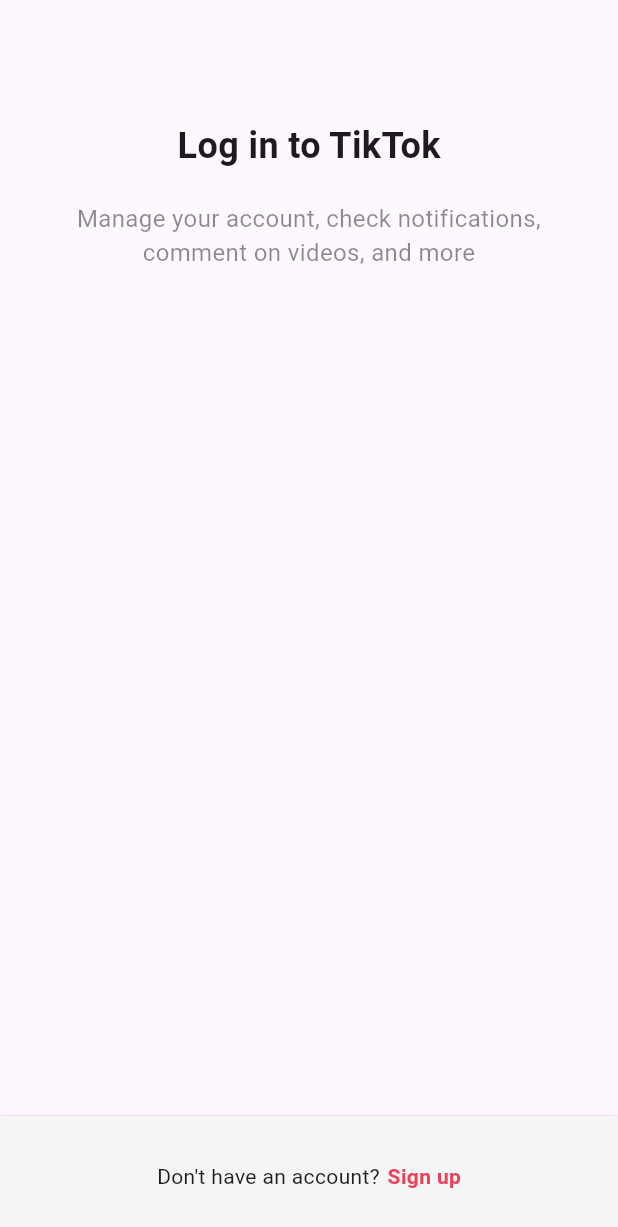
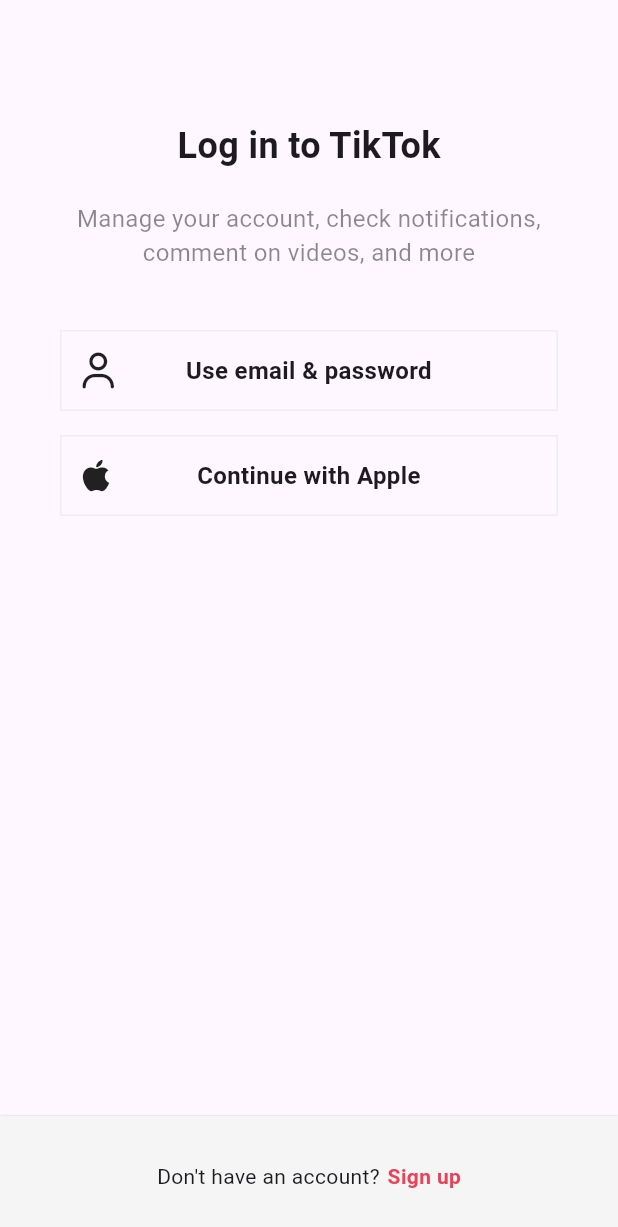
Before and after one commit to YongWanJin/FlutterExercise5, a Flutter app: the screen it shows after launch, after a tap on "Log in", on a phone screen of 412 x 824 dp. Shown: the top 1227 px of the screen. Run offline on Flutter 3.47's test engine with Material 3 defaults, Android fonts, the phone set to English and light mode, and no system bars; our stand-ins replace font_awesome_flutter.

Commit message:
회원가입, 로그인 목록에 아이콘 추가.

```diff
--- a/lib/features/authentication/login_screen.dart
+++ b/lib/features/authentication/login_screen.dart
@@ -1,6 +1,8 @@
 import 'package:flutter/material.dart';
+import 'package:font_awesome_flutter/font_awesome_flutter.dart';
 import 'package:tiktok_clone/constants/gaps.dart';
 import 'package:tiktok_clone/constants/sizes.dart';
+import 'package:tiktok_clone/features/authentication/widgets/auth_button.dart';
 
 class LoginScreen extends StatelessWidget {
   const LoginScreen({super.key});
@@ -31,6 +33,16 @@ class LoginScreen extends StatelessWidget {
                 "Manage your account, check notifications, comment on videos, and more",
                 style: TextStyle(fontSize: Sizes.size16, color: Colors.black45),
                 textAlign: TextAlign.center,
+              ),
+              Gaps.v40,
+              AuthButton(
+                icon: FaIcon(FontAwesomeIcons.user),
+                text: "Use email & password",
+              ),
+              Gaps.v16,
+              AuthButton(
+                icon: FaIcon(FontAwesomeIcons.apple),
+                text: "Continue with Apple",
               ),
             ],
           ),
--- a/lib/features/authentication/sign_up_screen.dart
+++ b/lib/features/authentication/sign_up_screen.dart
@@ -1,4 +1,5 @@
 import 'package:flutter/material.dart';
+import 'package:font_awesome_flutter/font_awesome_flutter.dart';
 import 'package:tiktok_clone/constants/gaps.dart';
 import 'package:tiktok_clone/constants/sizes.dart';
 import 'package:tiktok_clone/features/authentication/login_screen.dart';
@@ -37,8 +38,15 @@ class SignUpScreen extends StatelessWidget {
                 textAlign: TextAlign.center,
               ),
               Gaps.v40,
-              AuthButton(text: "Use phone or Email"),
-              AuthButton(text: "Continue with Apple"),
+              AuthButton(
+                icon: FaIcon(FontAwesomeIcons.user),
+                text: "Use email & password",
+              ),
+              Gaps.v16,
+              AuthButton(
+                icon: FaIcon(FontAwesomeIcons.apple),
+                text: "Continue with Apple",
+              ),
             ],
           ),
         ),
--- a/lib/features/authentication/widgets/auth_button.dart
+++ b/lib/features/authentication/widgets/auth_button.dart
@@ -1,10 +1,12 @@
 import 'package:flutter/material.dart';
+import 'package:font_awesome_flutter/font_awesome_flutter.dart';
 import 'package:tiktok_clone/constants/sizes.dart';
 
 class AuthButton extends StatelessWidget {
   final String text;
+  final FaIcon icon;
 
-  const AuthButton({super.key, required this.text});
+  const AuthButton({super.key, required this.text, required this.icon});
 
   @override
   Widget build(BuildContext context) {
@@ -12,14 +14,26 @@ class AuthButton extends StatelessWidget {
       // FractionallySizedBox : 부모 위젯의 Padding에 비례해서 위젯의 크기를 조정할 수 있는 위젯
       widthFactor: 1,
       child: Container(
-        padding: EdgeInsets.symmetric(vertical: Sizes.size14),
+        padding: EdgeInsets.symmetric(
+          vertical: Sizes.size14,
+          horizontal: Sizes.size14,
+        ),
         decoration: BoxDecoration(
           border: Border.all(color: Colors.grey.shade200, width: Sizes.size1),
         ),
-        child: Text(
-          text,
-          style: TextStyle(fontSize: Sizes.size16, fontWeight: FontWeight.w600),
-          textAlign: TextAlign.center,
+        child: Stack(
+          alignment: Alignment.center,
+          children: [
+            Align(alignment: Alignment.centerLeft, child: icon),
+            Text(
+              text,
+              style: TextStyle(
+                fontSize: Sizes.size16,
+                fontWeight: FontWeight.w600,
+              ),
+              textAlign: TextAlign.center,
+            ),
+          ],
         ),
       ),
     );
--- a/pubspec.yaml
+++ b/pubspec.yaml
@@ -2,7 +2,7 @@ name: tiktok_clone
 description: "A new Flutter project."
 # The following line prevents the package from being accidentally published to
 # pub.dev using `flutter pub publish`. This is preferred for private packages.
-publish_to: 'none' # Remove this line if you wish to publish to pub.dev
+publish_to: "none" # Remove this line if you wish to publish to pub.dev
 
 # The following defines the version and build number for your application.
 # A version number is three numbers separated by dots, like 1.2.43
@@ -30,6 +30,7 @@ environment:
 dependencies:
   flutter:
     sdk: flutter
+  font_awesome_flutter: ^10.3.0
 
   # The following adds the Cupertino Icons font to your application.
   # Use with the CupertinoIcons class for iOS style icons.
@@ -51,7 +52,6 @@ dev_dependencies:
 
 # The following section is specific to Flutter packages.
 flutter:
-
   # The following line ensures that the Material Icons font is
   # included with your application, so that you can use the icons in
   # the material Icons class.
```
Also changed, not shown: pubspec.lock.
